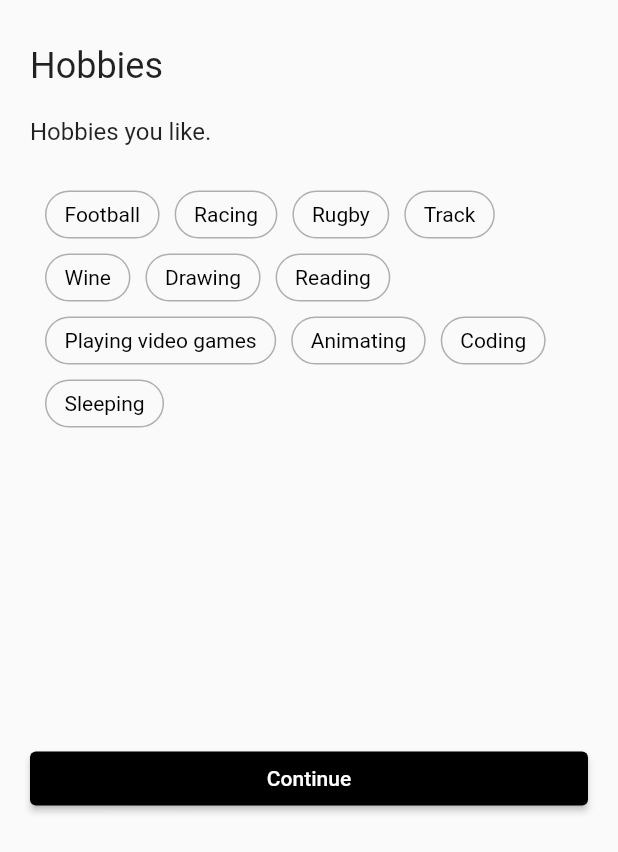
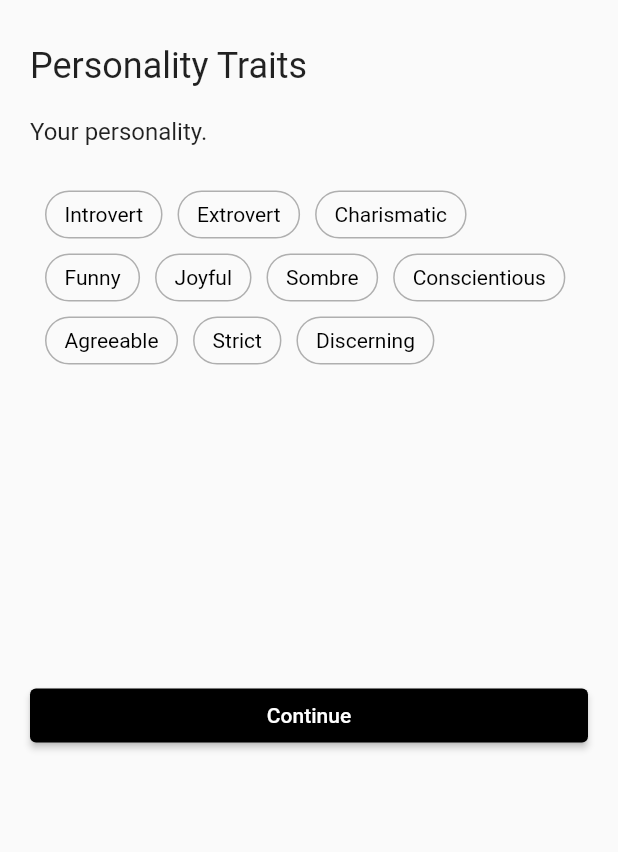
Before and after one commit to ChristineWasike/startuphack, a Flutter app: the Hobbies screen opened directly, on a phone screen of 412 x 824 dp. Shown: the top 852 px of the screen. Run offline on Flutter 3.47's test engine with Material 2 defaults, Android fonts, the phone set to English and light mode, and no system bars; our stand-ins replace chips_choice_null_safety, flutter_map, flutter_signin_button, flutter_spinkit, latlong2.

Commit message:
last few changes

```diff
--- a/lib/screens/onboarding/onboarding4.dart
+++ b/lib/screens/onboarding/onboarding4.dart
@@ -11,17 +11,16 @@ class Hobbies extends StatefulWidget {
 class _HobbiesState extends State<Hobbies> {
   List<String> tags = [];
   List<String> options = [
-    'Football',
-    'Racing',
-    'Rugby',
-    'Track',
-    'Wine',
-    'Drawing',
-    'Reading',
-    'Playing video games',
-    'Animating',
-    'Coding',
-    'Sleeping'
+    'Introvert',
+    'Extrovert',
+    'Charismatic',
+    'Funny',
+    'Joyful',
+    'Sombre',
+    'Conscientious',
+    'Agreeable',
+    'Strict',
+    'Discerning',
   ];
   @override
   Widget build(BuildContext context) {
@@ -35,14 +34,14 @@ class _HobbiesState extends State<Hobbies> {
           physics: BouncingScrollPhysics(),
           children: <Widget>[
             Text(
-              "Hobbies",
+              "Personality Traits",
               style: TextStyle(fontSize: 24.0),
             ),
             SizedBox(
               height: 20,
             ),
             Text(
-              "Hobbies you like.",
+              "Your personality.",
               style: TextStyle(fontSize: 16.0),
             ),
             SizedBox(
```
Also changed, not shown: lib/screens/onboarding/onboarding3.dart (+11 -13 lines).
